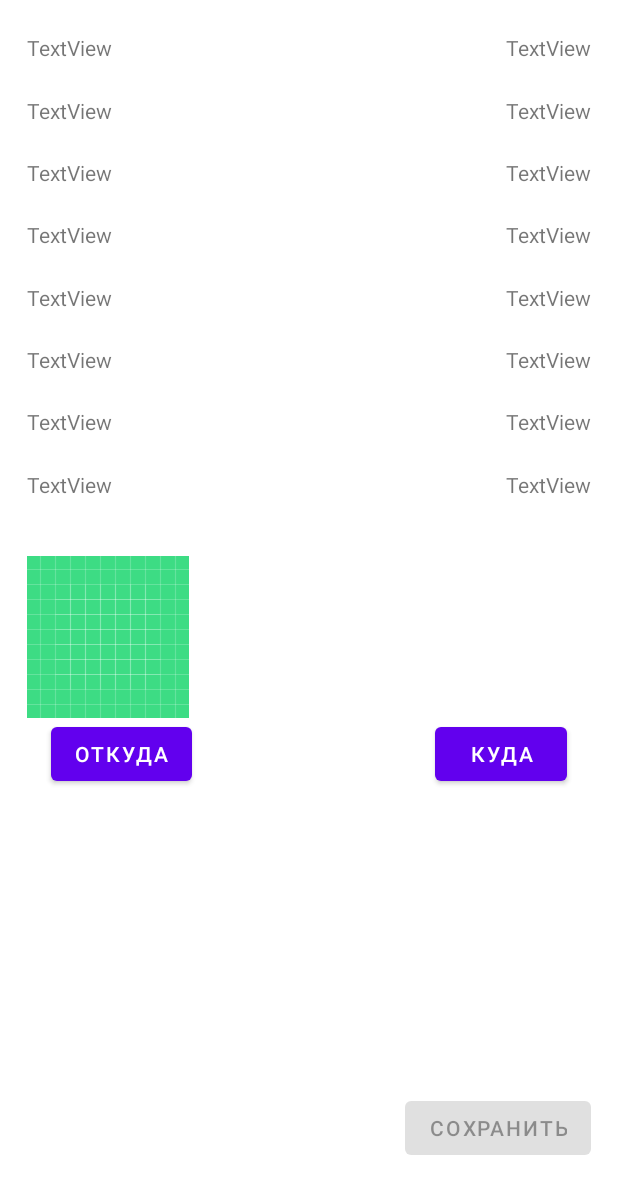
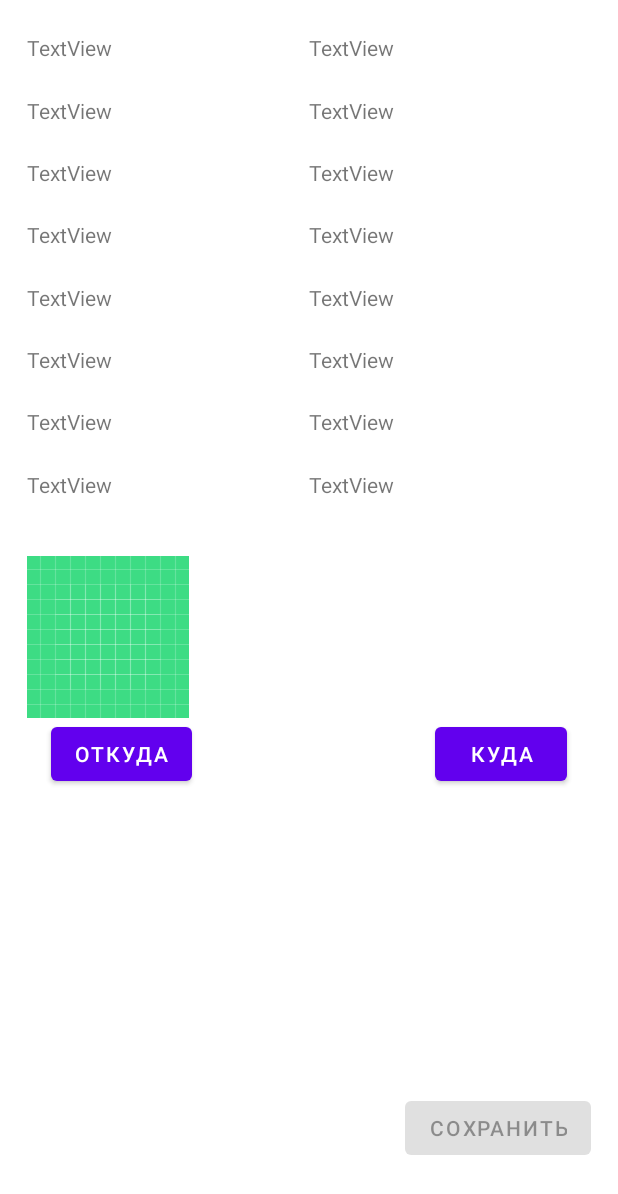
Before and after one commit to smailic05/Dellin, an Android app: the layout main_fragment.xml on its own in the app's theme, with its tools: preview values and no code run, on a phone screen of 412 x 824 dp. Shown: the top 1194 px of the screen. Run offline under Robolectric (Android 15) with nearby library versions, the phone set to English and light mode, and no system bars.

Commit message:
add worktables

```diff
--- a/app/src/main/java/com/example/dellin/retrofit/TerminalsRepository.kt
+++ b/app/src/main/java/com/example/dellin/retrofit/TerminalsRepository.kt
@@ -1,6 +1,7 @@
 package com.example.dellin.retrofit
 import com.example.dellin.Dellin
 import com.example.dellin.TerminalsParsed
+import com.example.dellin.convert
 import com.example.dellin.retrofit.RetrofitBuilder
 import com.example.dellin.retrofit.TerminalApi
 import kotlin.math.pow
@@ -18,7 +19,7 @@ class TerminalsRepository {
                     listOfTerminals.add(
                         TerminalsParsed(terminal.id!!.toInt(),terminal.name!!,terminal.address,
                             terminal.latitude,terminal.longitude,terminal.receiveCargo,terminal.giveoutCargo,
-                            terminal.jsonMemberDefault,/*terminal.worktables,*/
+                            terminal.jsonMemberDefault,terminal.worktables?.convert(),
                             terminal.maps?.width?.jsonMember640?.url
                         ) )
                         //TODO convert to liveData
--- a/app/src/main/java/com/example/dellin/room/Order.kt
+++ b/app/src/main/java/com/example/dellin/room/Order.kt
@@ -15,7 +15,7 @@ data class Order (@PrimaryKey(autoGenerate = true)
                   var inTerminal: TerminalsParsed)
 {
     constructor (outTerminal: TerminalsParsed,
-            inTerminal: TerminalsParsed):this(Order.idDatabase++,outTerminal,inTerminal) {
+            inTerminal: TerminalsParsed):this(idDatabase++,outTerminal,inTerminal) {
 
     }
     companion object{
@@ -37,6 +37,6 @@ class HobbiesConverter {
     {
         val arr= string.split(",")
         return TerminalsParsed(arr[0].toInt(),arr[1],arr[2],arr[3],arr[4],arr[5].toBoolean(),
-            arr[6].toBoolean(),arr[7].toBoolean(),arr[8])
+            arr[6].toBoolean(),arr[7].toBoolean(),arr[8],arr[9])
     }
 }
--- a/app/src/main/java/com/example/dellin/ui/main/MainFragment.kt
+++ b/app/src/main/java/com/example/dellin/ui/main/MainFragment.kt
@@ -61,7 +61,7 @@ class MainFragment : Fragment(),AppBarInterface {
                 binding.receiveCargoOut.text = MainViewModel.firstTerminals?.receiveCargo.toString()
                 binding.giveoutCargoOut.text = MainViewModel.firstTerminals?.giveoutCargo.toString()
                 binding.defaultOut.text = MainViewModel.firstTerminals?.defaultTerminal.toString()
-                //binding.worktable.text=source.worktable.toString()
+                binding.worktable.text=MainViewModel.firstTerminals?.worktable
                 MainViewModel.firstVisibility = VISIBLE
             }
         if (MainViewModel.secondTerminals!=null)
@@ -73,7 +73,7 @@ class MainFragment : Fragment(),AppBarInterface {
             binding.receiveCargoIn.text = MainViewModel.secondTerminals?.receiveCargo.toString()
             binding.giveoutCargoIn.text = MainViewModel.secondTerminals?.giveoutCargo.toString()
             binding.defaultIn.text = MainViewModel.secondTerminals?.defaultTerminal.toString()
-            //binding.worktable.text=source.worktable.toString()
+            binding.worktableIn.text=MainViewModel.secondTerminals?.worktable
             MainViewModel.secondVisibility = VISIBLE
         }
 
--- a/app/src/main/res/layout/main_fragment.xml
+++ b/app/src/main/res/layout/main_fragment.xml
@@ -12,7 +12,7 @@
         android:layout_width="wrap_content"
         android:layout_height="wrap_content"
         android:visibility="gone"
-        app:constraint_referenced_ids="longitudeIn,receiveCargoIn,defaultIn,addressIn,nameIn,giveoutCargoIn,worktableI,latitudeIn"
+        app:constraint_referenced_ids="longitudeIn,receiveCargoIn,defaultIn,addressIn,nameIn,giveoutCargoIn,worktableIn,latitudeIn"
         app:layout_constraintBottom_toTopOf="@+id/guideline5"
         app:layout_constraintStart_toStartOf="parent"
         tools:visibility="visible" />
@@ -31,74 +31,82 @@
 
     <TextView
         android:id="@+id/receiveCargoIn"
-        android:layout_width="wrap_content"
+        android:layout_width="0dp"
         android:layout_height="wrap_content"
         android:text="TextView"
         app:layout_constraintBottom_toTopOf="@+id/giveoutCargoIn"
         app:layout_constraintEnd_toStartOf="@+id/guideline7"
+        app:layout_constraintStart_toStartOf="@+id/guideline3"
         app:layout_constraintTop_toBottomOf="@+id/longitudeIn" />
 
     <TextView
         android:id="@+id/latitudeIn"
-        android:layout_width="wrap_content"
+        android:layout_width="0dp"
         android:layout_height="wrap_content"
         android:text="TextView"
         app:layout_constraintBottom_toTopOf="@+id/longitudeIn"
         app:layout_constraintEnd_toStartOf="@+id/guideline7"
+        app:layout_constraintStart_toStartOf="@+id/guideline3"
         app:layout_constraintTop_toBottomOf="@+id/addressIn" />
 
     <TextView
-        android:id="@+id/worktableI"
-        android:layout_width="wrap_content"
+        android:id="@+id/worktableIn"
+        android:layout_width="0dp"
         android:layout_height="wrap_content"
         android:text="TextView"
         app:layout_constraintBottom_toTopOf="@+id/guideline8"
         app:layout_constraintEnd_toStartOf="@+id/guideline7"
+        app:layout_constraintStart_toStartOf="@+id/guideline3"
         app:layout_constraintTop_toBottomOf="@+id/defaultIn" />
 
     <TextView
         android:id="@+id/defaultIn"
-        android:layout_width="wrap_content"
+        android:layout_width="0dp"
         android:layout_height="wrap_content"
         android:text="TextView"
-        app:layout_constraintBottom_toTopOf="@+id/worktableI"
+        app:layout_constraintBottom_toTopOf="@+id/worktableIn"
         app:layout_constraintEnd_toStartOf="@+id/guideline7"
+        app:layout_constraintStart_toStartOf="@+id/guideline3"
         app:layout_constraintTop_toBottomOf="@+id/giveoutCargoIn" />
 
     <TextView
         android:id="@+id/nameIn"
-        android:layout_width="wrap_content"
+        android:layout_width="0dp"
         android:layout_height="wrap_content"
         android:text="TextView"
         app:layout_constraintBottom_toTopOf="@+id/addressIn"
         app:layout_constraintEnd_toStartOf="@+id/guideline7"
+        app:layout_constraintStart_toStartOf="@+id/guideline3"
         app:layout_constraintTop_toTopOf="parent" />
 
     <TextView
         android:id="@+id/giveoutCargoIn"
-        android:layout_width="wrap_content"
+        android:layout_width="0dp"
         android:layout_height="wrap_content"
         android:text="TextView"
         app:layout_constraintBottom_toTopOf="@+id/defaultIn"
         app:layout_constraintEnd_toStartOf="@+id/guideline7"
+        app:layout_constraintStart_toStartOf="@+id/guideline3"
         app:layout_constraintTop_toBottomOf="@+id/receiveCargoIn" />
 
     <TextView
         android:id="@+id/addressIn"
-        android:layout_width="wrap_content"
+        android:layout_width="0dp"
         android:layout_height="wrap_content"
         android:text="TextView"
         app:layout_constraintBottom_toTopOf="@+id/latitudeIn"
         app:layout_constraintEnd_toStartOf="@+id/guideline7"
+        app:layout_constraintStart_toStartOf="@+id/guideline3"
         app:layout_constraintTop_toBottomOf="@+id/nameIn" />
 
     <TextView
         android:id="@+id/longitudeIn"
-        android:layout_width="wrap_content"
+        android:layout_width="0dp"
         android:layout_height="wrap_content"
         android:text="TextView"
         app:layout_constraintBottom_toTopOf="@+id/receiveCargoIn"
         app:layout_constraintEnd_toStartOf="@+id/guideline7"
+        app:layout_constraintStart_toStartOf="@+id/guideline3"
         app:layout_constraintTop_toBottomOf="@+id/latitudeIn" />
 
     <androidx.constraintlayout.widget.Group
@@ -113,77 +121,84 @@
 
     <TextView
         android:id="@+id/textNameOut"
-        android:layout_width="wrap_content"
+        android:layout_width="0dp"
         android:layout_height="wrap_content"
         android:text="TextView"
         app:layout_constraintBottom_toTopOf="@+id/addressOut"
+        app:layout_constraintEnd_toStartOf="@+id/guideline3"
         app:layout_constraintStart_toStartOf="@+id/guideline2"
         app:layout_constraintTop_toTopOf="parent" />
 
     <TextView
         android:id="@+id/addressOut"
-        android:layout_width="wrap_content"
+        android:layout_width="0dp"
         android:layout_height="wrap_content"
-        android:layout_marginStart="0dp"
         android:text="TextView"
         app:layout_constraintBottom_toTopOf="@+id/latitudeOut"
+        app:layout_constraintEnd_toStartOf="@+id/guideline3"
         app:layout_constraintStart_toStartOf="@+id/guideline2"
         app:layout_constraintTop_toBottomOf="@+id/textNameOut" />
 
     <TextView
         android:id="@+id/latitudeOut"
-        android:layout_width="wrap_content"
+        android:layout_width="0dp"
         android:layout_height="wrap_content"
         android:text="TextView"
         app:layout_constraintBottom_toTopOf="@+id/longitudeOut"
 
+        app:layout_constraintEnd_toStartOf="@+id/guideline3"
         app:layout_constraintStart_toStartOf="@+id/guideline2"
         app:layout_constraintTop_toBottomOf="@+id/addressOut" />
 
     <TextView
         android:id="@+id/longitudeOut"
-        android:layout_width="wrap_content"
+        android:layout_width="0dp"
         android:layout_height="wrap_content"
         android:text="TextView"
         app:layout_constraintBottom_toTopOf="@+id/receiveCargoOut"
 
+        app:layout_constraintEnd_toStartOf="@+id/guideline3"
         app:layout_constraintStart_toStartOf="@+id/guideline2"
         app:layout_constraintTop_toBottomOf="@+id/latitudeOut" />
 
     <TextView
         android:id="@+id/receiveCargoOut"
-        android:layout_width="wrap_content"
+        android:layout_width="0dp"
         android:layout_height="wrap_content"
         android:text="TextView"
         app:layout_constraintBottom_toTopOf="@+id/giveoutCargoOut"
+        app:layout_constraintEnd_toStartOf="@+id/guideline3"
         app:layout_constraintStart_toStartOf="@+id/guideline2"
         app:layout_constraintTop_toBottomOf="@+id/longitudeOut" />
 
     <TextView
         android:id="@+id/giveoutCargoOut"
-        android:layout_width="wrap_content"
+        android:layout_width="0dp"
         android:layout_height="wrap_content"
         android:text="TextView"
         app:layout_constraintBottom_toTopOf="@+id/defaultOut"
-        app:layout_constraintHorizontal_bias="1.0"
+        app:layout_constraintEnd_toStartOf="@+id/guideline3"
+        app:layout_constraintHorizontal_bias="0.5"
         app:layout_constraintStart_toStartOf="@+id/guideline2"
         app:layout_constraintTop_toBottomOf="@+id/receiveCargoOut" />
 
     <TextView
         android:id="@+id/defaultOut"
-        android:layout_width="wrap_content"
+        android:layout_width="0dp"
         android:layout_height="wrap_content"
         android:text="TextView"
         app:layout_constraintBottom_toTopOf="@+id/worktable"
+        app:layout_constraintEnd_toStartOf="@+id/guideline3"
         app:layout_constraintStart_toStartOf="@+id/guideline2"
         app:layout_constraintTop_toBottomOf="@+id/giveoutCargoOut" />
 
     <TextView
         android:id="@+id/worktable"
-        android:layout_width="wrap_content"
+        android:layout_width="0dp"
         android:layout_height="wrap_content"
         android:text="TextView"
         app:layout_constraintBottom_toTopOf="@+id/guideline8"
+        app:layout_constraintEnd_toStartOf="@+id/guideline3"
         app:layout_constraintStart_toStartOf="@+id/guideline2"
         app:layout_constraintTop_toBottomOf="@+id/defaultOut" />
 
@@ -254,5 +269,12 @@
         app:layout_constraintTop_toBottomOf="@+id/imageView"
         app:layout_constraintVertical_bias="0.0" />
 
+    <androidx.constraintlayout.widget.Guideline
+        android:id="@+id/guideline3"
+        android:layout_width="wrap_content"
+        android:layout_height="wrap_content"
+        android:orientation="vertical"
+        app:layout_constraintGuide_percent="0.5" />
+
 
 </androidx.constraintlayout.widget.ConstraintLayout>
```
Also changed, not shown: app/src/main/java/com/example/dellin/Response.kt (+32 -9 lines), app/src/main/java/com/example/dellin/room/Terminals.kt (+15 -21 lines).
